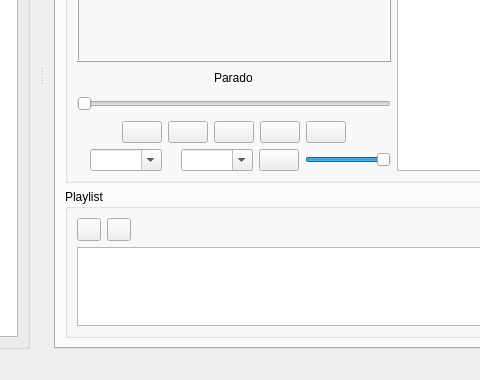
First picture: the form in TelaInicial.ui, repository Deivison07/public_projSono, before the edit; both pictures show x 239 to 719 and y 208 to 588 of the 919 by 588 pixel window.
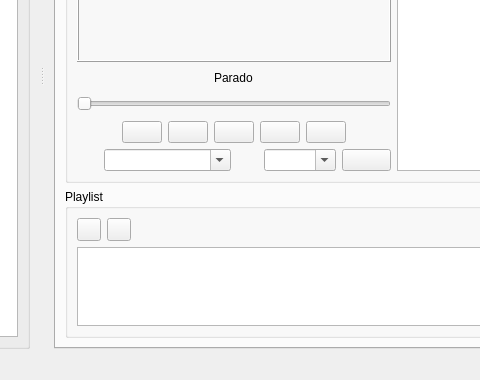
Second picture: the form after the edit. Icons and pictures are not drawn.

Diff of the .ui file:
```diff
--- a/TelaInicial.ui
+++ b/TelaInicial.ui
@@ -396,19 +396,6 @@
                        </property>
                       </widget>
                      </item>
-                     <item>
-                      <widget class="QSlider" name="slideVolume">
-                       <property name="toolTip">
-                        <string>&lt;html&gt;&lt;head/&gt;&lt;body&gt;&lt;p&gt;slide de volume de audio&lt;/p&gt;&lt;/body&gt;&lt;/html&gt;</string>
-                       </property>
-                       <property name="value">
-                        <number>99</number>
-                       </property>
-                       <property name="orientation">
-                        <enum>Qt::Horizontal</enum>
-                       </property>
-                      </widget>
-                     </item>
                     </layout>
                    </item>
                   </layout>
```
